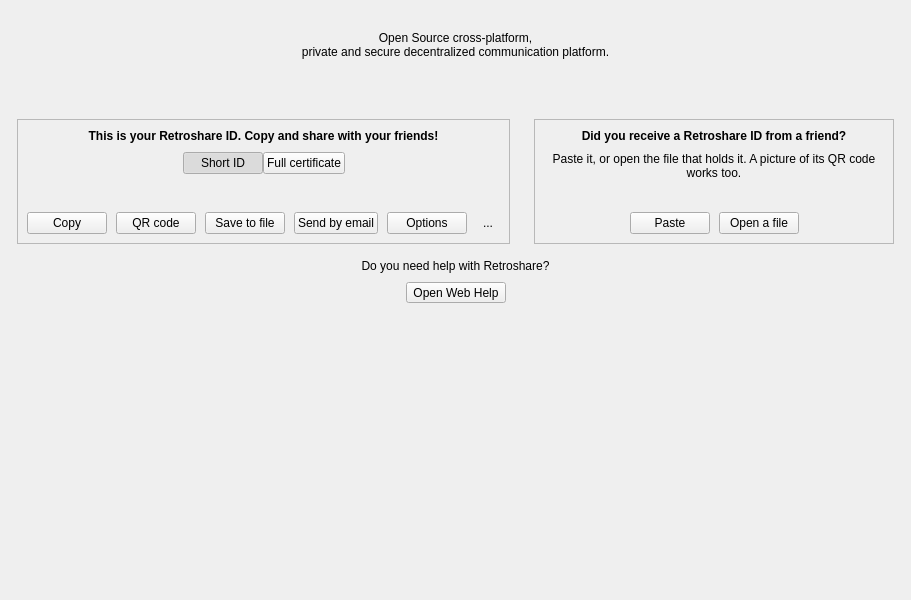
Old version of the form retroshare-gui/src/gui/HomePage.ui in the repository jolavillette/RetroShare.
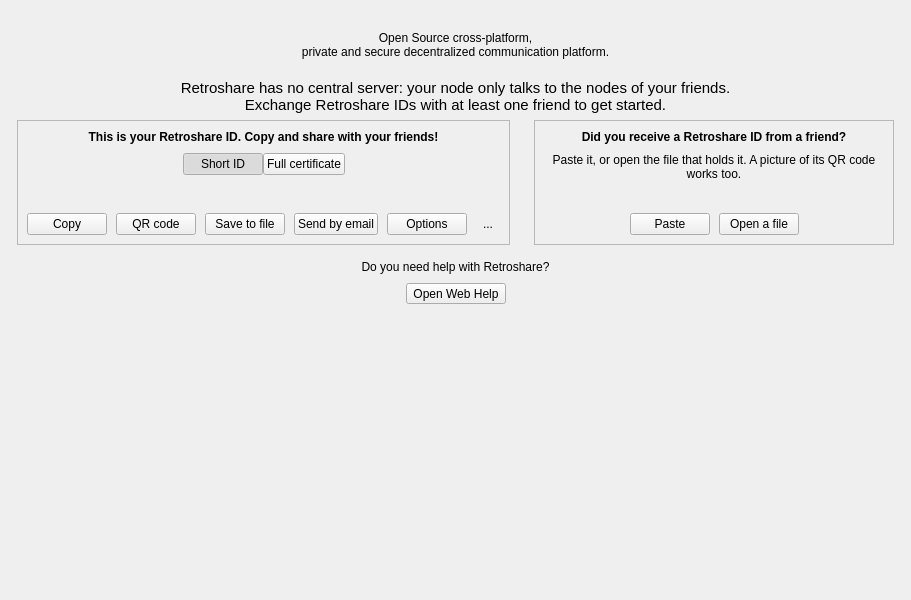
New version of the form. Icons and pictures are not drawn.

Commit message: Home page: a sentence above the two blocks says why friends are needed

```diff
--- a/retroshare-gui/src/gui/HomePage.ui
+++ b/retroshare-gui/src/gui/HomePage.ui
@@ -464,21 +464,24 @@
      </property>
     </spacer>
    </item>
-   <item row="2" column="2">
-    <spacer name="verticalSpacer_2">
-     <property name="orientation">
-      <enum>Qt::Vertical</enum>
+   <item row="2" column="0" colspan="5">
+    <widget class="QLabel" name="friendsNeededLabel">
+     <property name="font">
+      <font>
+       <pointsize>11</pointsize>
+      </font>
      </property>
-     <property name="sizeType">
-      <enum>QSizePolicy::Minimum</enum>
+     <property name="text">
+      <string>Retroshare has no central server: your node only talks to the nodes of your friends.
+Exchange Retroshare IDs with at least one friend to get started.</string>
      </property>
-     <property name="sizeHint" stdset="0">
-      <size>
-       <width>20</width>
-       <height>40</height>
-      </size>
+     <property name="alignment">
+      <set>Qt::AlignCenter</set>
      </property>
-    </spacer>
+     <property name="margin">
+      <number>16</number>
+     </property>
+    </widget>
    </item>
    <item row="1" column="0" colspan="5">
     <widget class="QLabel" name="label_2">
```
